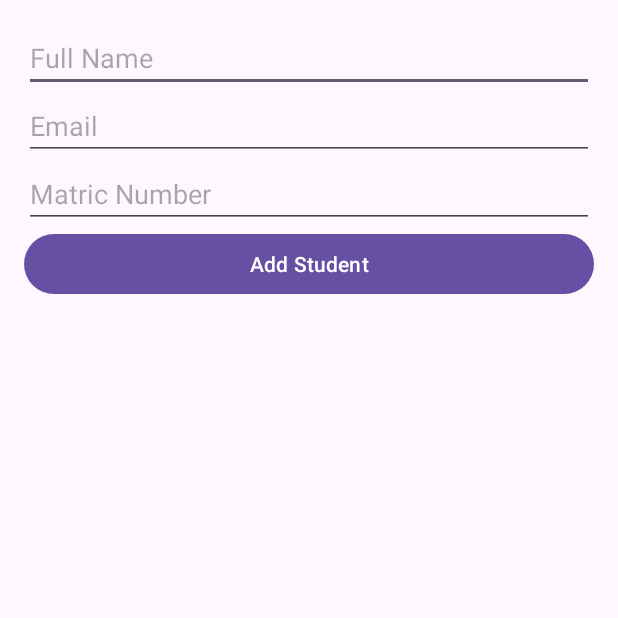
After one commit to burnout777/CourseManagementSystem, an Android app: the AddStudentActivity screen opened directly, with no data from a screen before it, on a phone screen of 412 x 824 dp, the top half of it. The commit adds this screen. Run offline under Robolectric (Android 15) with nearby library versions, the phone set to English and light mode, and no system bars; our stand-ins replace Room's generated code.

Commit message:
Completed Feature 5 and 6

```diff
--- /dev/null
+++ b/app/src/main/java/edu/uk/le/coursemanagementsystem/AddStudentActivity.java
@@ -0,0 +1,79 @@
+package edu.uk.le.coursemanagementsystem;
+
+import android.os.Bundle;
+import android.widget.Button;
+import android.widget.EditText;
+import android.widget.Toast;
+
+import androidx.appcompat.app.AppCompatActivity;
+
+import java.util.concurrent.Executors;
+
+import edu.uk.le.coursemanagementsystem.dao.EnrollmentDao;
+import edu.uk.le.coursemanagementsystem.dao.StudentDao;
+import edu.uk.le.coursemanagementsystem.model.Enrollment;
+import edu.uk.le.coursemanagementsystem.model.Student;
+
+public class AddStudentActivity extends AppCompatActivity {
+
+    private EditText nameField, emailField, matricField;
+    private Button addButton;
+    private StudentDao studentDao;
+    private EnrollmentDao enrollmentDao;
+    private int courseId;
+
+    @Override
+    protected void onCreate(Bundle savedInstanceState) {
+        super.onCreate(savedInstanceState);
+        setContentView(R.layout.activity_add_student);
+
+        nameField = findViewById(R.id.editTextName);
+        emailField = findViewById(R.id.editTextEmail);
+        matricField = findViewById(R.id.editTextMatric);
+        addButton = findViewById(R.id.buttonAddStudent);
+
+        AppDatabase db = AppDatabase.getDatabase(getApplicationContext());
+        studentDao = db.studentDao();
+        enrollmentDao = db.enrollmentDao();
+
+        courseId = getIntent().getIntExtra("COURSE_ID", -1);
+
+        addButton.setOnClickListener(v -> {
+            String name = nameField.getText().toString().trim();
+            String email = emailField.getText().toString().trim();
+            String userName = matricField.getText().toString().trim();
+
+            if (name.isEmpty() || email.isEmpty() || userName.isEmpty()) {
+                Toast.makeText(this, "All fields are required", Toast.LENGTH_SHORT).show();
+                return;
+            }
+
+            Executors.newSingleThreadExecutor().execute(() -> {
+                Student existing = studentDao.getStudentByUserName(userName);
+                int studentId;
+
+                if (existing == null) {
+                    Student newStudent = new Student();
+                    long id = studentDao.insert(newStudent);
+                    studentId = (int) id;
+                } else {
+                    studentId = Math.toIntExact(existing.getStudentId());
+                }
+
+                boolean isEnrolled = enrollmentDao.isStudentEnrolled(courseId, studentId);
+
+                if (isEnrolled) {
+                    runOnUiThread(() ->
+                            Toast.makeText(this, "Student already enrolled", Toast.LENGTH_SHORT).show()
+                    );
+                } else {
+                    enrollmentDao.insert(new Enrollment());
+                    runOnUiThread(() -> {
+                        Toast.makeText(this, "Student added", Toast.LENGTH_SHORT).show();
+                        finish();
+                    });
+                }
+            });
+        });
+    }
+}
--- /dev/null
+++ b/app/src/main/java/edu/uk/le/coursemanagementsystem/AppDatabase.java
@@ -0,0 +1,42 @@
+package edu.uk.le.coursemanagementsystem;
+
+import android.content.Context;
+
+import androidx.room.Database;
+import androidx.room.Room;
+import androidx.room.RoomDatabase;
+
+import edu.uk.le.coursemanagementsystem.dao.CourseDao;
+import edu.uk.le.coursemanagementsystem.dao.EnrollmentDao;
+import edu.uk.le.coursemanagementsystem.dao.StudentDao;
+import edu.uk.le.coursemanagementsystem.model.Course;
+import edu.uk.le.coursemanagementsystem.model.Enrollment;
+import edu.uk.le.coursemanagementsystem.model.Student;
+
+@Database(entities = {Student.class, Course.class, Enrollment.class}, version = 1)
+public abstract class AppDatabase extends RoomDatabase {
+
+    private static volatile AppDatabase INSTANCE;
+
+    public abstract StudentDao studentDao();
+    public abstract EnrollmentDao enrollmentDao();
+
+    public abstract CourseDao courseDao();
+
+    public static AppDatabase getDatabase(final Context context) {
+        if (INSTANCE == null) {
+            synchronized (AppDatabase.class) {
+                if (INSTANCE == null) {
+                    INSTANCE = Room.databaseBuilder(
+                            context.getApplicationContext(),
+                            AppDatabase.class,
+                            "course_management_db"
+                    ).build();
+                }
+            }
+        }
+        return INSTANCE;
+    }
+
+
+}
--- a/app/src/main/java/edu/uk/le/coursemanagementsystem/CourseAdapter.java
+++ b/app/src/main/java/edu/uk/le/coursemanagementsystem/CourseAdapter.java
@@ -19,6 +19,9 @@ public class CourseAdapter extends RecyclerView.Adapter<CourseAdapter.CourseView
     public CourseAdapter(List<Course> courseList, OnCourseClickListener listener) {
         this.courseList = courseList;
         this.listener = listener;
+    }
+
+    public CourseAdapter(List<Course> enrolledCourses) {
     }
 
     @NonNull
--- a/app/src/main/java/edu/uk/le/coursemanagementsystem/dao/CourseDao.java
+++ b/app/src/main/java/edu/uk/le/coursemanagementsystem/dao/CourseDao.java
@@ -27,4 +27,7 @@ public interface CourseDao {
 
     @Query("DELETE FROM course WHERE course_id = :courseId")
     void deleteCourseById(long courseId);
+
+    List<Course> getCoursesForStudent(int studentId);
+
 }
--- a/app/src/main/java/edu/uk/le/coursemanagementsystem/dao/EnrollmentDao.java
+++ b/app/src/main/java/edu/uk/le/coursemanagementsystem/dao/EnrollmentDao.java
@@ -2,7 +2,6 @@ package edu.uk.le.coursemanagementsystem.dao;
 
 import androidx.room.Dao;
 import androidx.room.Delete;
-import androidx.room.Insert;
 import androidx.room.Query;
 
 import java.util.List;
@@ -12,15 +11,13 @@ import edu.uk.le.coursemanagementsystem.model.Enrollment;
 @Dao
 public interface EnrollmentDao {
 
-    @Insert
-    void insertEnrollment(Enrollment enrollment);
-
+    void insert(Enrollment enrollment);
     @Delete
     void deleteEnrollment(Enrollment enrollment);
 
     @Query("SELECT * FROM enrollment WHERE course_id = :courseId")
     List<Enrollment> getStudentsInCourse(long courseId);
 
-    @Query("SELECT * FROM enrollment WHERE student_id = :studentId")
-    List<Enrollment> getCoursesForStudent(long studentId);
+
+    boolean isStudentEnrolled(int courseId, int studentId);
 }
--- a/app/src/main/java/edu/uk/le/coursemanagementsystem/dao/StudentDao.java
+++ b/app/src/main/java/edu/uk/le/coursemanagementsystem/dao/StudentDao.java
@@ -2,13 +2,12 @@ package edu.uk.le.coursemanagementsystem.dao;
 
 import androidx.lifecycle.LiveData;
 import androidx.room.Dao;
-import androidx.room.Delete;
 import androidx.room.Insert;
+import androidx.room.OnConflictStrategy;
 import androidx.room.Query;
 
 import java.util.List;
 
-import edu.uk.le.coursemanagementsystem.model.Course;
 import edu.uk.le.coursemanagementsystem.model.Student;
 
 @Dao
@@ -17,12 +16,18 @@ public interface StudentDao {
     @Insert
     void insertStudent(Student student);
 
-    @Delete
-    void deleteStudent(Student student);
+    @Insert(onConflict = OnConflictStrategy.IGNORE)
+    long insert(Student student);
 
     @Query("SELECT * FROM student")
     LiveData<List<Student>> getAllStudents();
 
     @Query("SELECT * FROM student WHERE student_id = :id")
     Student getStudentById(long id);
+
+    @Query("SELECT * FROM students WHERE studentId = :id")
+    Student getStudentById(int id);
+
+
+    Student getStudentByUserName(String userName);
 }
--- /dev/null
+++ b/app/src/main/res/layout/activity_add_student.xml
@@ -0,0 +1,33 @@
+<?xml version="1.0" encoding="utf-8"?>
+<LinearLayout
+    xmlns:android="http://schemas.android.com/apk/res/android"
+    android:layout_width="match_parent"
+    android:layout_height="match_parent"
+    android:orientation="vertical"
+    android:padding="16dp">
+
+    <EditText
+        android:id="@+id/editTextName"
+        android:layout_width="match_parent"
+        android:layout_height="wrap_content"
+        android:hint="Full Name" />
+
+    <EditText
+        android:id="@+id/editTextEmail"
+        android:layout_width="match_parent"
+        android:layout_height="wrap_content"
+        android:hint="Email"
+        android:inputType="textEmailAddress"/>
+
+    <EditText
+        android:id="@+id/editTextMatric"
+        android:layout_width="match_parent"
+        android:layout_height="wrap_content"
+        android:hint="Matric Number" />
+
+    <Button
+        android:id="@+id/buttonAddStudent"
+        android:layout_width="match_parent"
+        android:layout_height="wrap_content"
+        android:text="Add Student" />
+</LinearLayout>
```
Also changed, not shown: app/src/main/java/edu/uk/le/coursemanagementsystem/StudentDetailsActivity.java (added, +58 -0 lines), app/src/main/res/layout/activity_student_details.xml (added, +35 -0 lines).
